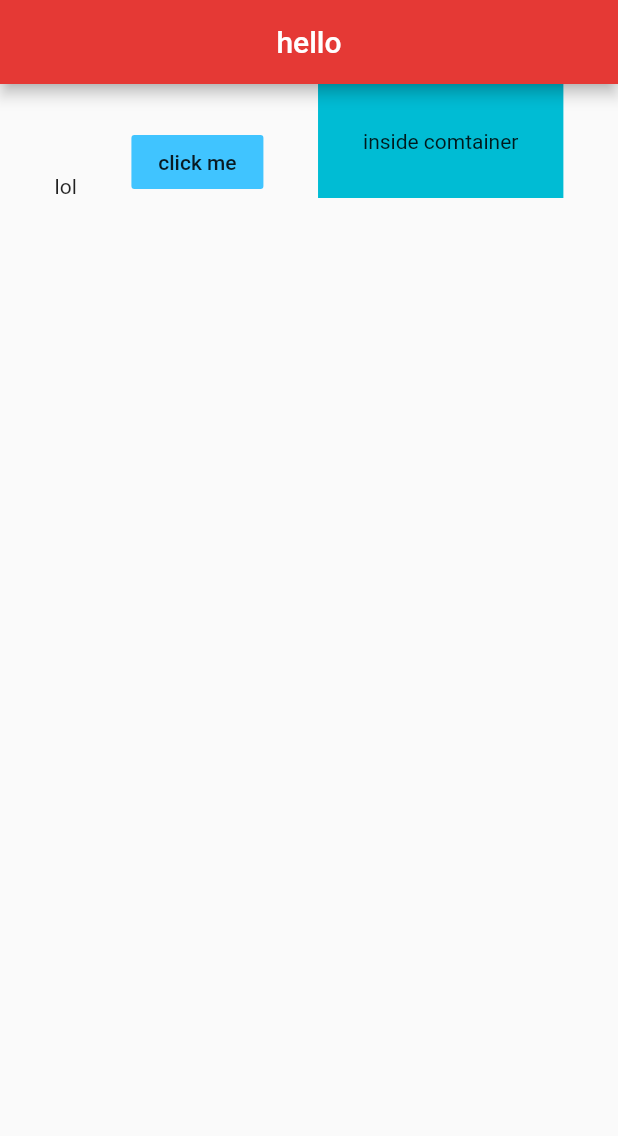
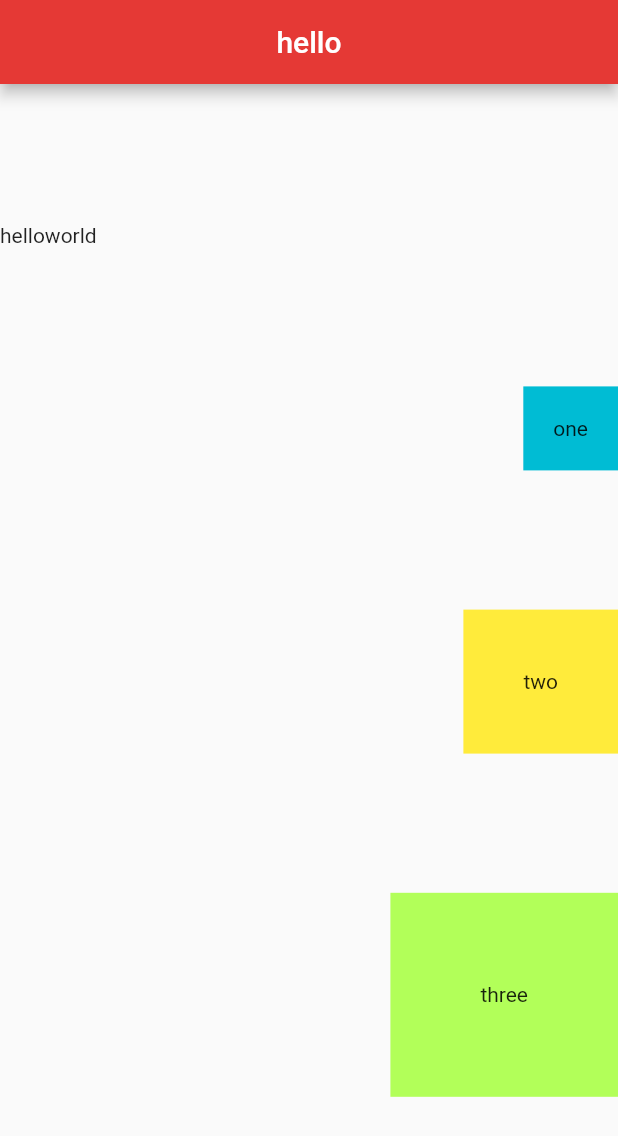
Before and after one commit to shakhawat-khan/flutter_demo, a Flutter app: the screen it shows after launch, on a phone screen of 412 x 824 dp. Shown: the top 1136 px of the screen. Run offline on Flutter 3.47's test engine with Material 2 defaults, Android fonts, the phone set to English and light mode, and no system bars.

Commit message:
Row and column

```diff
--- a/lib/main.dart
+++ b/lib/main.dart
@@ -16,20 +16,30 @@ class Home extends StatelessWidget {
         centerTitle: true,
         backgroundColor: Colors.red[600],
       ),
-      body: Row(
+      body: Column(
+        mainAxisAlignment: MainAxisAlignment.spaceEvenly,
         crossAxisAlignment: CrossAxisAlignment.end,
-        mainAxisAlignment: MainAxisAlignment.spaceEvenly, //
-        children: <Widget> [
-          Text('lol'),
-          FlatButton(onPressed: () {},
-              color: Colors.lightBlueAccent ,
-              child: Text('click me')
+        children:<Widget> [
+          Row(
+            children: <Widget>[
+              Text('hello'),
+              Text('world'),
+            ],
           ),
-
           Container(
+            padding: EdgeInsets.all(20.0),
             color: Colors.cyan,
-            padding: EdgeInsets.all(30.0),
-            child: Text('inside comtainer'),
+            child: Text('one'),
+          ),
+          Container(
+            padding: EdgeInsets.all(40.0),
+            color: Colors.yellow,
+            child: Text('two'),
+          ),
+          Container(
+            padding: EdgeInsets.all(60.0),
+            color: Colors.lightGreenAccent,
+            child: Text('three'),
           )
 
         ],
```
